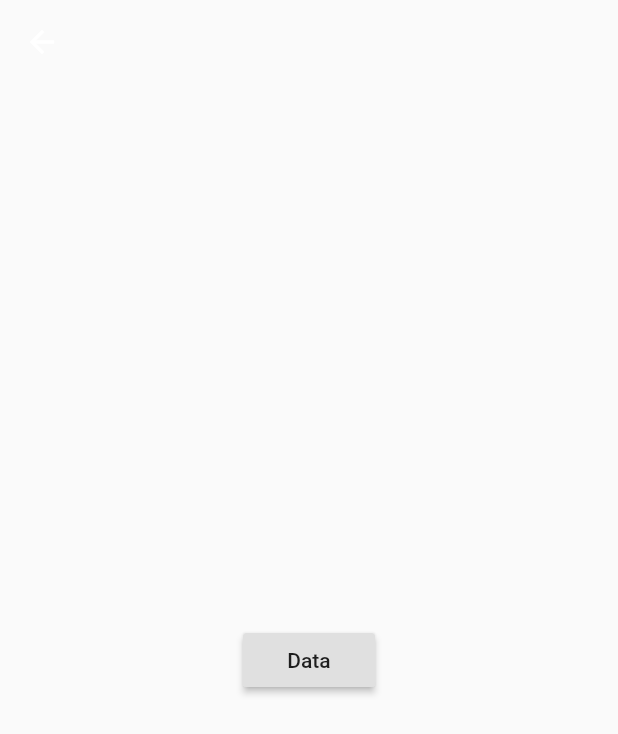
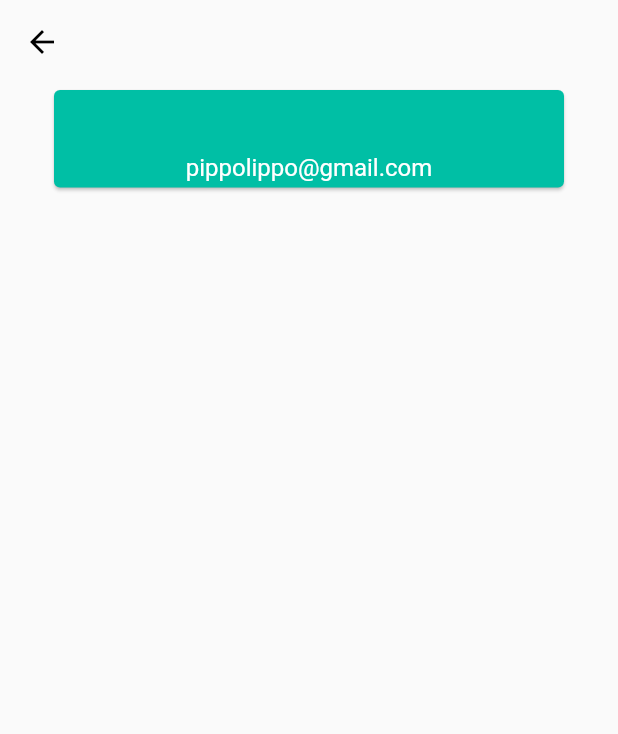
Before and after one commit to dede-amdp/wheelit, a Flutter app: the AccountScreen screen opened by its route, on a phone screen of 412 x 824 dp. Shown: the top 734 px of the screen. Run offline on Flutter 3.47's test engine with Material 2 defaults, Android fonts, the phone set to English and light mode, and no system bars; our stand-ins replace cloud_firestore, firebase_core, qr_flutter; accounts and stored records are empty; statements that could not run were skipped.

```diff
--- a/lib/activity/AccountScreen.dart
+++ b/lib/activity/AccountScreen.dart
@@ -21,15 +21,44 @@ class _AccountScreenState extends State<AccountScreen> {
   @override
   Widget build(BuildContext context) {
     return Scaffold(
-      appBar: AppBar(elevation: 0.0, backgroundColor: Colors.transparent),
+      appBar: AppBar(
+          elevation: 0.0,
+          backgroundColor: Colors.transparent,
+          iconTheme: IconThemeData(color: Colors.black)),
       body: userData == null //se contiene solo un campo (l'email)
           ? Center(child: CircularProgressIndicator()) //attende il fetch
-          : Center(
-              child: RaisedButton(
-                  child: Text("Data"),
-                  onPressed: () {
-                    print(userData.toString());
-                  })), //abbiamo i dati
+          : Align(
+              alignment: Alignment.topCenter,
+              child: Padding(
+                padding: const EdgeInsets.fromLTRB(32.0, 0, 32.0, 0),
+                child: Card(
+                  color: Theme.of(context).accentColor,
+                  child: ListTile(
+                    onTap: () {
+                      print('${userData.toString()}');
+                    },
+                    title: Row(
+                      mainAxisAlignment: MainAxisAlignment.center,
+                      children: [
+                        Text('${userData['name']} ${userData['surname']}',
+                            style: TextStyle(
+                                color: Colors.white,
+                                fontSize: 32.0,
+                                fontWeight: FontWeight.bold)),
+                      ],
+                    ),
+                    subtitle: Row(
+                      mainAxisAlignment: MainAxisAlignment.center,
+                      children: [
+                        Text(
+                          '$userEmail',
+                          style: TextStyle(color: Colors.white, fontSize: 16.0),
+                        ),
+                      ],
+                    ),
+                  ),
+                ),
+              )), //abbiamo i dati
     );
   }
 
--- a/lib/activity/HomeScreen.dart
+++ b/lib/activity/HomeScreen.dart
@@ -176,7 +176,7 @@ class _DrawerScreenState extends State<DrawerScreen> {
     }
     Ticket lastTicket = Ticket(
         email: 'pippolippo@gmail.com',
-        mezzi: ['AL2BARI'],
+        mezzi: {"": 'AL2BARI'},
         buyDate: '16/11/2020',
         buyTime: '15:13:42',
         type: TicketType.NORMAL,
```
Also changed, not shown: lib/activity/TicketScreen.dart (+30 -24 lines), lib/classes/DatabaseManager.dart (+26 -0 lines), lib/classes/Ticket.dart (+65 -1 lines).
